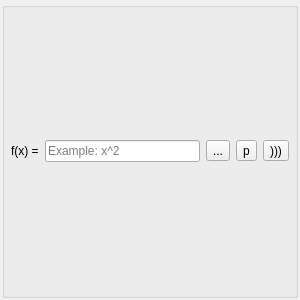
First picture: the form in src/view/ui/functionview.ui, repository EsGeh/function-graph-explorer, before the edit.
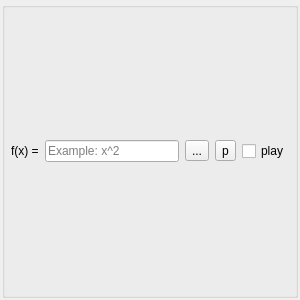
Second picture: the form after the edit.

What changed in the file:
```diff
--- a/src/view/ui/functionview.ui
+++ b/src/view/ui/functionview.ui
@@ -108,9 +108,9 @@
          </widget>
         </item>
         <item>
-         <widget class="QToolButton" name="playBtn">
+         <widget class="QCheckBox" name="playbackEnabled">
           <property name="text">
-           <string>)))</string>
+           <string>play</string>
           </property>
          </widget>
         </item>
```
